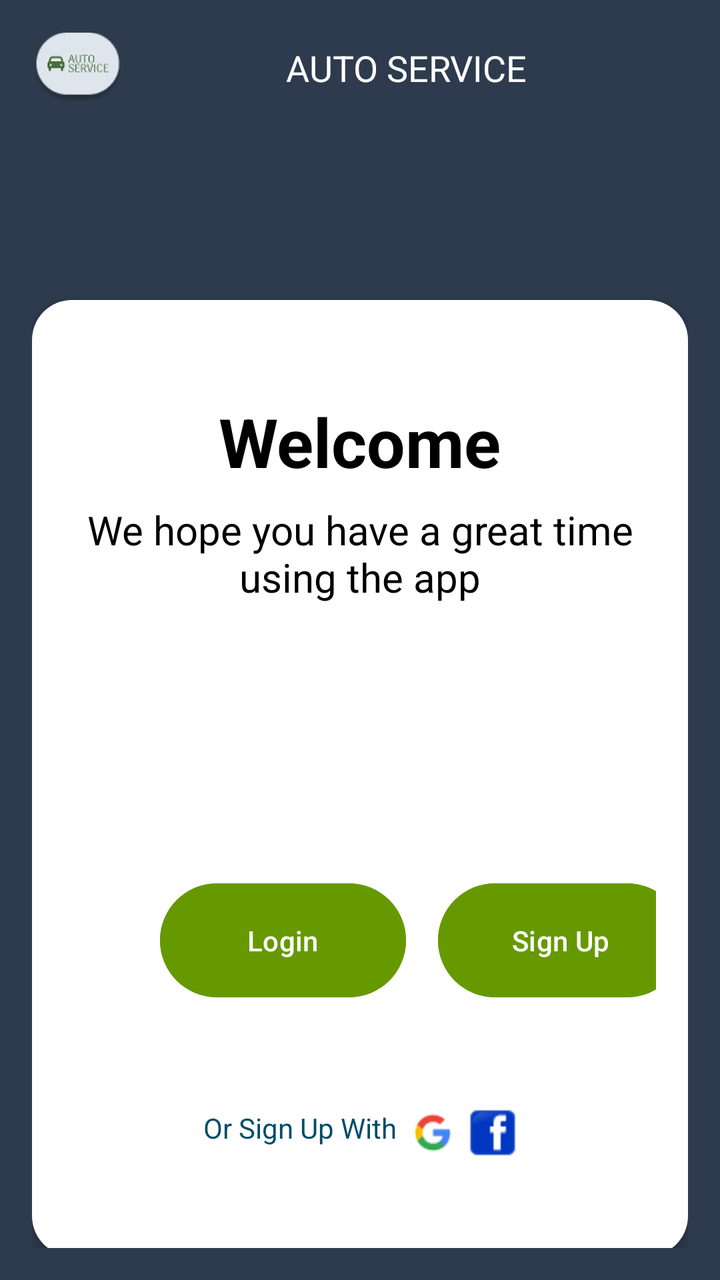
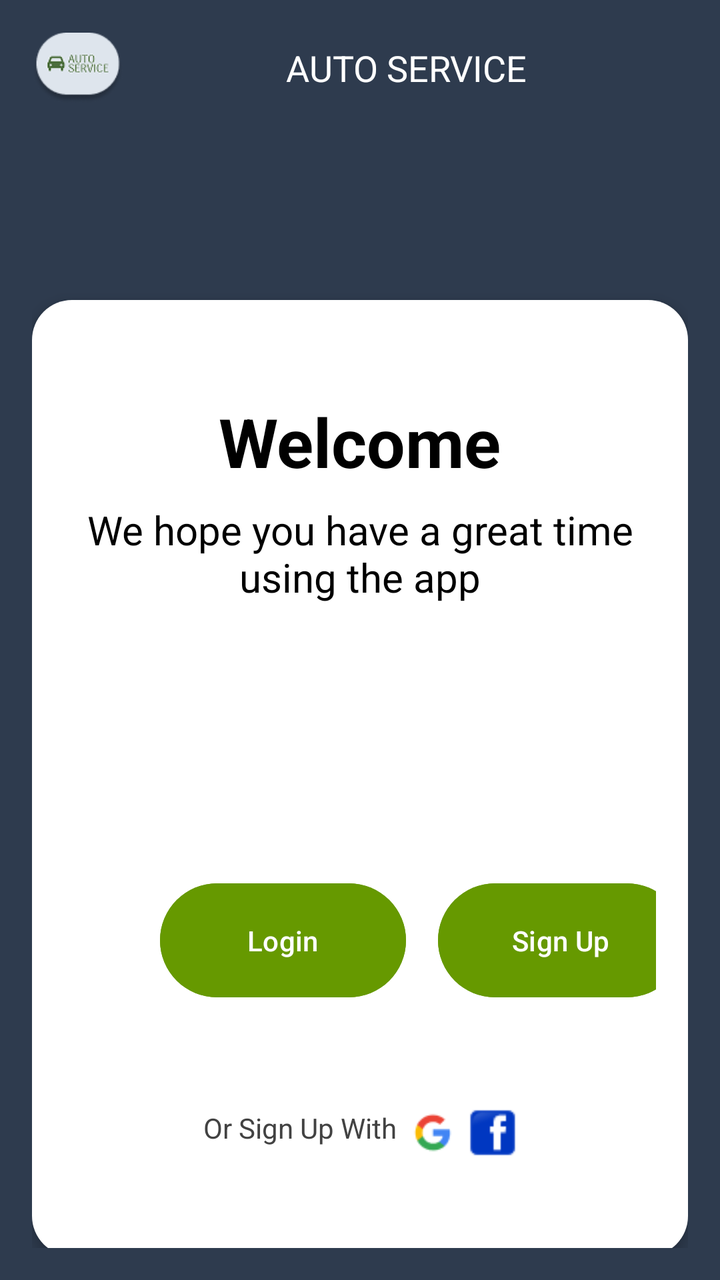

The first picture is an Android layout as it rendered before a commit; the second is the same layout after the commit. The layout source and the unified diff follow.
<!-- AndroidManifest.xml: application theme Theme.Labexam2 -->
<!-- res/layout/loginsignup.xml -->
<?xml version="1.0" encoding="utf-8"?>
<LinearLayout xmlns:android="http://schemas.android.com/apk/res/android"
    xmlns:app="http://schemas.android.com/apk/res-auto"

    android:layout_width="match_parent"
    android:layout_height="match_parent"
    android:orientation="vertical"
    android:background="#2E3B4E"
    android:padding="16dp">

    
    <LinearLayout
        android:layout_width="match_parent"
        android:layout_height="52dp"
        android:gravity="center_vertical"
        android:orientation="horizontal"
        android:paddingBottom="16dp">

        <ImageView
            android:layout_width="46dp"
            android:layout_height="wrap_content"
            android:contentDescription="Car Icon"
            android:src="@drawable/logo" />

        <TextView
            android:layout_width="0dp"
            android:layout_height="wrap_content"
            android:layout_weight="1"
            android:gravity="center"
            android:text="AUTO SERVICE"
            android:textColor="#FFFFFF"
            android:textSize="18sp" />

    </LinearLayout>


    <androidx.constraintlayout.widget.ConstraintLayout
        android:layout_width="match_parent"
        android:layout_height="82dp">
    </androidx.constraintlayout.widget.ConstraintLayout>

    
    <LinearLayout
        android:layout_width="match_parent"
        android:layout_height="478dp"
        android:layout_marginBottom="16dp"
        android:background="@drawable/card_background"
        android:backgroundTint="@color/material_dynamic_neutral100"
        android:elevation="4dp"
        android:orientation="vertical"
        android:padding="16dp">

        
        <TextView
            android:layout_width="wrap_content"
            android:layout_height="wrap_content"
            android:layout_gravity="center"
            android:layout_marginTop="32dp"
            android:text="Welcome"
            android:textColor="@android:color/black"
            android:textSize="34sp"
            android:textStyle="bold" />

        

        

        
        <TextView
            android:layout_width="wrap_content"
            android:layout_height="55dp"
            android:layout_gravity="center"
            android:layout_marginTop="8dp"
            android:layout_marginBottom="32dp"
            android:text="We hope you have a great time using the app"
            android:textAlignment="center"
            android:textColor="@android:color/black"
            android:textSize="20sp" />

        <androidx.constraintlayout.widget.ConstraintLayout
            android:layout_width="333dp"
            android:layout_height="80dp">

        </androidx.constraintlayout.widget.ConstraintLayout>

        <LinearLayout
            android:layout_width="358dp"
            android:layout_height="104dp"
            android:layout_marginBottom="16dp"
            android:gravity="center"
            android:orientation="horizontal">

            
            <Button
                android:id="@+id/login"
                android:layout_width="123dp"
                android:layout_height="65dp"
                android:layout_marginEnd="8dp"
                android:backgroundTint="@android:color/holo_green_dark"
                android:paddingStart="24dp"
                android:paddingEnd="24dp"
                android:text="Login"
                android:textColor="@android:color/white" />

            
            <Button
                android:id="@+id/signup"
                android:layout_width="123dp"
                android:layout_height="65dp"
                android:layout_marginStart="8dp"
                android:backgroundTint="@android:color/holo_green_dark"
                android:paddingStart="24dp"
                android:paddingEnd="24dp"
                android:text="Sign Up"
                android:textColor="@android:color/white" />
        </LinearLayout>

        <LinearLayout
            android:layout_width="wrap_content"
            android:layout_height="wrap_content"
            android:orientation="horizontal"
            android:layout_gravity="center"
            android:layout_marginTop="16dp">

            
            <TextView
                android:layout_width="wrap_content"
                android:layout_height="wrap_content"
                android:layout_marginEnd="8dp"
                android:text="Or Sign Up With"
                android:textColor="@android:color/system_accent1_700"
                android:textSize="14sp" />

            
            <ImageView
                android:layout_width="20dp"
                android:layout_height="match_parent"
                android:layout_marginEnd="8dp"
                android:src="@drawable/google" />

            
            <ImageView
                android:layout_width="24dp"
                android:layout_height="24dp"
                android:src="@drawable/facebok"/>
        </LinearLayout>

    </LinearLayout>

    
    <androidx.constraintlayout.widget.ConstraintLayout
        android:layout_width="match_parent"
        android:layout_height="75dp">

    </androidx.constraintlayout.widget.ConstraintLayout>

    <androidx.constraintlayout.widget.ConstraintLayout
        android:layout_width="match_parent"
        android:layout_height="wrap_content">

        <com.google.android.material.bottomnavigation.BottomNavigationView
            android:id="@+id/bottom_navigation"
            android:layout_width="0dp"
            android:layout_height="75dp"
            android:background="@drawable/nav_button_background"
            android:elevation="8dp"
            app:backgroundTint="@color/material_dynamic_neutral100"
            app:itemIconSize="24dp"
            app:itemIconTint="@color/nav_item_tint_selector"
            app:itemRippleColor="@color/nav_ripple"
            app:itemTextAppearanceActive="@style/NavTextActive"
            app:itemTextAppearanceInactive="@style/NavTextInactive"
            app:itemTextColor="@color/nav_item_tint_selector"
            app:labelVisibilityMode="labeled"
            app:layout_constraintBottom_toBottomOf="parent"
            app:layout_constraintEnd_toEndOf="parent"
            app:layout_constraintStart_toStartOf="parent"
            app:menu="@menu/nav" />
    </androidx.constraintlayout.widget.ConstraintLayout>
</LinearLayout>
<!-- resources referenced by this layout -->
<resources>
  <color name="material_dynamic_neutral100">#E0E0E0</color>
  <color name="nav_ripple">#80D1C4F5</color>
  <!-- drawable card_background (drawable) -->
  <?xml version="1.0" encoding="utf-8"?>
  <shape xmlns:android="http://schemas.android.com/apk/res/android">
      <gradient
          android:startColor="#3D3D6B"
          android:endColor="#2E2E4D"
          android:angle="90"/>
      <corners android:radius="20dp"/>
  </shape>
  <!-- drawable facebok: png bitmap (drawable, 604 bytes) -->
  <!-- drawable google: png bitmap (drawable, 990 bytes) -->
  <!-- drawable logo: png bitmap (drawable, 5241 bytes) -->
  <!-- drawable nav_button_background (drawable) -->
  <?xml version="1.0" encoding="utf-8"?>
  <shape xmlns:android="http://schemas.android.com/apk/res/android">
      <gradient
          android:startColor="#FF9800"
          android:endColor="#F57C00"
          android:angle="90"/>
      <corners android:radius="28dp"/>
  </shape>
  <style name="NavTextActive" parent="TextAppearance.MaterialComponents.Caption">
          <item name="android:textSize">12sp</item>
          <item name="android:textStyle">bold</item>
      </style>
  <style name="NavTextInactive" parent="TextAppearance.MaterialComponents.Caption">
          <item name="android:textSize">12sp</item>
      </style>
  <style name="Theme.Labexam2" parent="Base.Theme.Labexam2" />
  <style name="Base.Theme.Labexam2" parent="Theme.Material3.DayNight.NoActionBar">
          
          
      </style>
</resources>

<!-- the commit's change to res/layout/loginsignup.xml (unified diff, before → after) -->
@@ -5,7 +5,7 @@
     android:layout_width="match_parent"
     android:layout_height="match_parent"
     android:orientation="vertical"
-    android:background="#2E3B4E"
+    android:background="@color/dark_blue_gray"
     android:padding="16dp">
 
     
@@ -128,7 +128,7 @@
                 android:layout_height="wrap_content"
                 android:layout_marginEnd="8dp"
                 android:text="Or Sign Up With"
-                android:textColor="@android:color/system_accent1_700"
+                android:textColor="@color/cardview_dark_background"
                 android:textSize="14sp" />
 
             
@@ -159,7 +159,7 @@
         android:layout_height="wrap_content">
 
         <com.google.android.material.bottomnavigation.BottomNavigationView
-            android:id="@+id/bottom_navigation"
+            android:id="@+id/bottom_navigation8"
             android:layout_width="0dp"
             android:layout_height="75dp"
             android:background="@drawable/nav_button_background"
<!-- resource entries referenced after the edit -->
@@ -1,5 +1,6 @@
 <!-- resources referenced by this layout -->
 <resources>
+  <color name="dark_blue_gray">#2E3B4E</color>
   <color name="material_dynamic_neutral100">#E0E0E0</color>
   <color name="nav_ripple">#80D1C4F5</color>
   <!-- drawable card_background (drawable) -->
